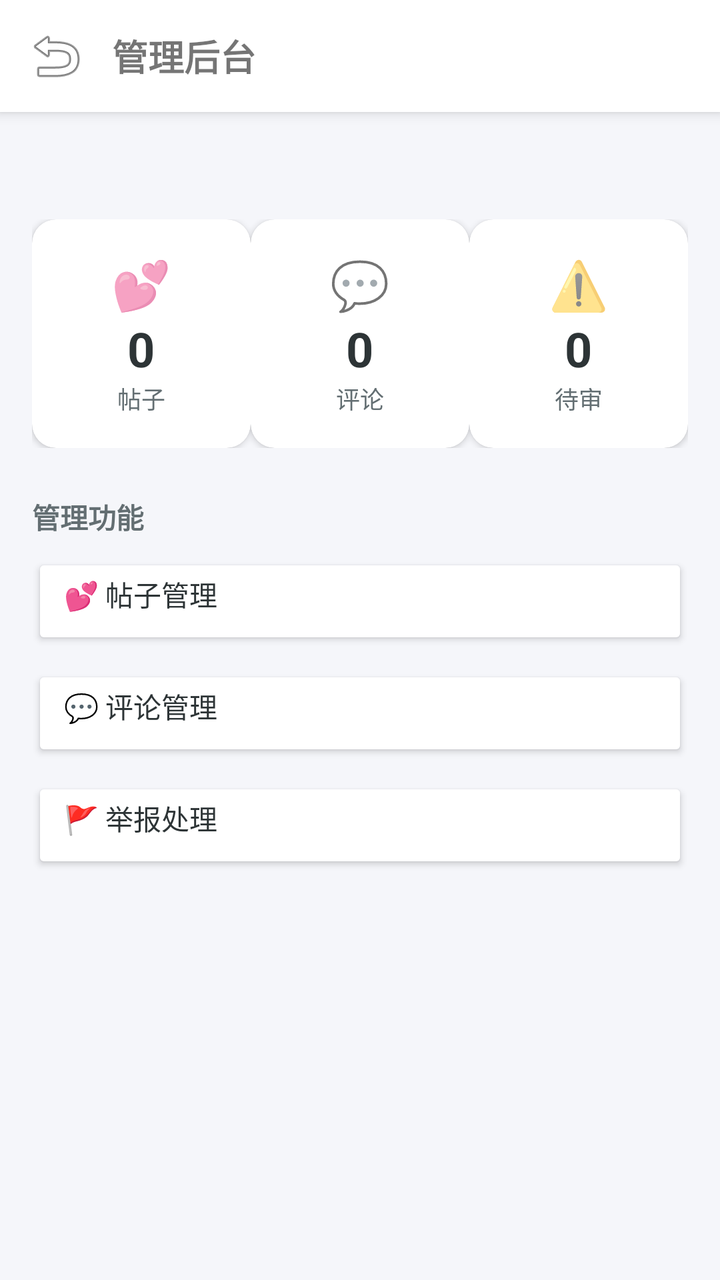
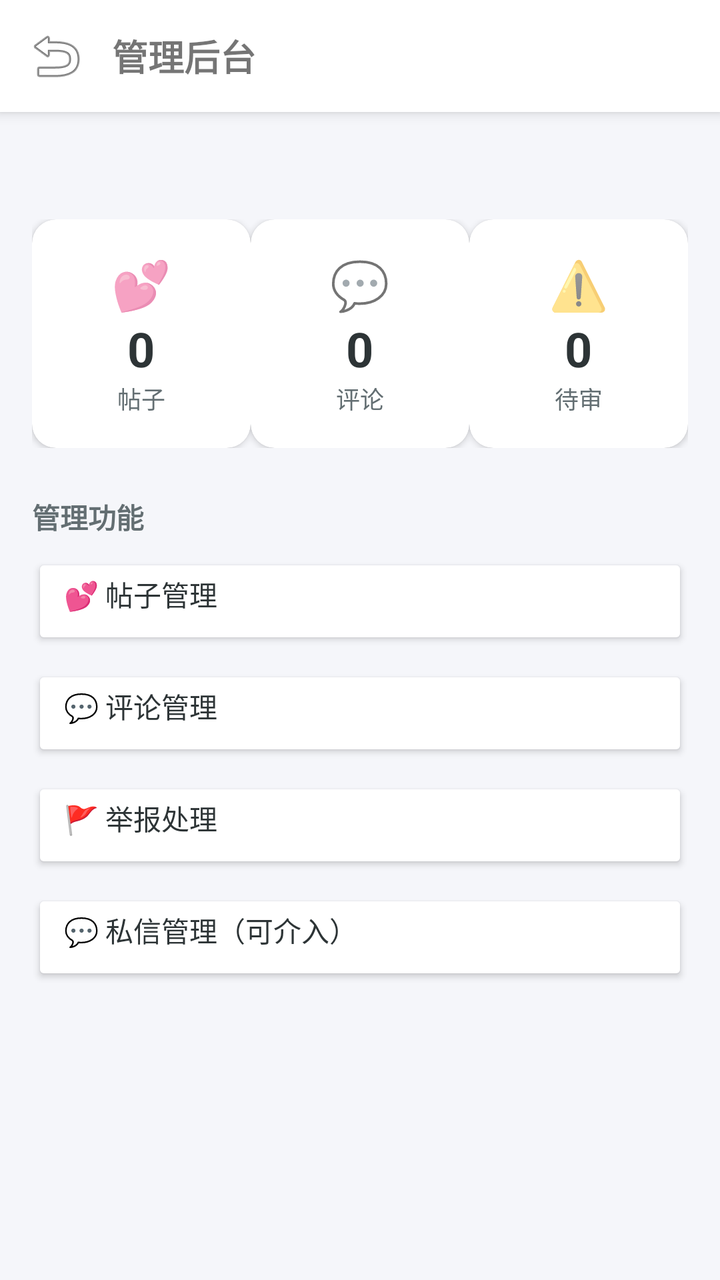

The first picture is an Android layout as it rendered before a commit; the second is the same layout after the commit. The layout source and the unified diff follow.
<!-- AndroidManifest.xml: application theme AppTheme -->
<!-- res/layout/activity_admin_dashboard.xml -->
<?xml version="1.0" encoding="utf-8"?>
<LinearLayout xmlns:android="http://schemas.android.com/apk/res/android"
    android:layout_width="match_parent" android:layout_height="match_parent"
    android:orientation="vertical" android:background="@color/bg">
    <LinearLayout android:layout_width="match_parent" android:layout_height="56dp"
        android:background="@color/white" android:elevation="4dp" android:gravity="center_vertical"
        android:paddingHorizontal="8dp" android:orientation="horizontal">
        <ImageButton android:id="@+id/btnBack" android:layout_width="40dp" android:layout_height="40dp"
            android:background="?attr/selectableItemBackgroundBorderless"
            android:src="@android:drawable/ic_menu_revert" android:scaleType="centerInside" />
        <TextView android:id="@+id/tvAdminTitle" android:layout_width="0dp" android:layout_height="wrap_content"
            android:layout_weight="1" android:text="管理后台" android:textSize="18sp"
            android:textStyle="bold" android:layout_marginStart="8dp" />
    </LinearLayout>
    <ScrollView android:layout_width="match_parent" android:layout_height="match_parent">
        <LinearLayout android:layout_width="match_parent" android:layout_height="wrap_content"
            android:orientation="vertical" android:padding="16dp">
            <TextView android:id="@+id/tvAdminName" android:layout_width="wrap_content"
                android:layout_height="wrap_content" android:textSize="16sp"
                android:textStyle="bold" android:textColor="@color/black" />
            
            <LinearLayout android:layout_width="match_parent" android:layout_height="wrap_content"
                android:orientation="horizontal" android:layout_marginTop="16dp" android:gap="8dp">
                <androidx.cardview.widget.CardView android:layout_width="0dp" android:layout_height="wrap_content"
                    android:layout_weight="1" app:cardCornerRadius="12dp" app:cardElevation="2dp"
                    xmlns:app="http://schemas.android.com/apk/res-auto">
                    <LinearLayout android:layout_width="match_parent" android:layout_height="wrap_content"
                        android:orientation="vertical" android:padding="16dp" android:gravity="center">
                        <TextView android:layout_width="wrap_content" android:layout_height="wrap_content" android:text="💕" android:textSize="24sp" />
                        <TextView android:id="@+id/statPosts" android:layout_width="wrap_content" android:layout_height="wrap_content"
                            android:text="0" android:textSize="24sp" android:textStyle="bold" android:textColor="@color/black" />
                        <TextView android:layout_width="wrap_content" android:layout_height="wrap_content" android:text="帖子" android:textSize="12sp" android:textColor="@color/gray" />
                    </LinearLayout>
                </androidx.cardview.widget.CardView>
                <androidx.cardview.widget.CardView android:layout_width="0dp" android:layout_height="wrap_content"
                    android:layout_weight="1" app:cardCornerRadius="12dp" app:cardElevation="2dp"
                    xmlns:app="http://schemas.android.com/apk/res-auto">
                    <LinearLayout android:layout_width="match_parent" android:layout_height="wrap_content"
                        android:orientation="vertical" android:padding="16dp" android:gravity="center">
                        <TextView android:layout_width="wrap_content" android:layout_height="wrap_content" android:text="💬" android:textSize="24sp" />
                        <TextView android:id="@+id/statComments" android:layout_width="wrap_content" android:layout_height="wrap_content"
                            android:text="0" android:textSize="24sp" android:textStyle="bold" android:textColor="@color/black" />
                        <TextView android:layout_width="wrap_content" android:layout_height="wrap_content" android:text="评论" android:textSize="12sp" android:textColor="@color/gray" />
                    </LinearLayout>
                </androidx.cardview.widget.CardView>
                <androidx.cardview.widget.CardView android:layout_width="0dp" android:layout_height="wrap_content"
                    android:layout_weight="1" app:cardCornerRadius="12dp" app:cardElevation="2dp"
                    xmlns:app="http://schemas.android.com/apk/res-auto">
                    <LinearLayout android:layout_width="match_parent" android:layout_height="wrap_content"
                        android:orientation="vertical" android:padding="16dp" android:gravity="center">
                        <TextView android:layout_width="wrap_content" android:layout_height="wrap_content" android:text="⚠️" android:textSize="24sp" />
                        <TextView android:id="@+id/statPending" android:layout_width="wrap_content" android:layout_height="wrap_content"
                            android:text="0" android:textSize="24sp" android:textStyle="bold" android:textColor="@color/black" />
                        <TextView android:layout_width="wrap_content" android:layout_height="wrap_content" android:text="待审" android:textSize="12sp" android:textColor="@color/gray" />
                    </LinearLayout>
                </androidx.cardview.widget.CardView>
            </LinearLayout>
            
            <TextView android:layout_width="wrap_content" android:layout_height="wrap_content"
                android:text="管理功能" android:textSize="14sp" android:textStyle="bold"
                android:textColor="@color/gray" android:layout_marginTop="24dp" android:layout_marginBottom="8dp" />
            <Button android:id="@+id/btnManagePosts" android:layout_width="match_parent" android:layout_height="48dp"
                android:text="💕 帖子管理" android:textColor="@color/black" android:backgroundTint="@color/white"
                android:layout_marginBottom="8dp" android:gravity="start" android:paddingStart="16dp" />
            <Button android:id="@+id/btnManageComments" android:layout_width="match_parent" android:layout_height="48dp"
                android:text="💬 评论管理" android:textColor="@color/black" android:backgroundTint="@color/white"
                android:layout_marginBottom="8dp" android:gravity="start" android:paddingStart="16dp" />
            <Button android:id="@+id/btnManageReports" android:layout_width="match_parent" android:layout_height="48dp"
                android:text="🚩 举报处理" android:textColor="@color/black" android:backgroundTint="@color/white"
                android:layout_marginBottom="8dp" android:gravity="start" android:paddingStart="16dp" />
            
            <LinearLayout android:id="@+id/superAdminSection" android:layout_width="match_parent"
                android:layout_height="wrap_content" android:orientation="vertical" android:visibility="gone">
                <TextView android:layout_width="wrap_content" android:layout_height="wrap_content"
                    android:text="超级管理" android:textSize="14sp" android:textStyle="bold"
                    android:textColor="@color/gray" android:layout_marginTop="16dp" android:layout_marginBottom="8dp" />
                <Button android:id="@+id/btnManageUsers" android:layout_width="match_parent" android:layout_height="48dp"
                    android:text="👥 用户管理" android:textColor="@color/black" android:backgroundTint="@color/white"
                    android:layout_marginBottom="8dp" android:gravity="start" android:paddingStart="16dp" />
                <Button android:id="@+id/btnManageAdmins" android:layout_width="match_parent" android:layout_height="48dp"
                    android:text="🛡️ 管理员管理" android:textColor="@color/black" android:backgroundTint="@color/white"
                    android:layout_marginBottom="8dp" android:gravity="start" android:paddingStart="16dp" />
            </LinearLayout>
        </LinearLayout>
    </ScrollView>
</LinearLayout>
<!-- resources referenced by this layout -->
<resources>
  <color name="bg">#f5f6fa</color>
  <color name="black">#2d3436</color>
  <color name="gray">#636e72</color>
  <color name="white">#FFFFFF</color>
  <style name="AppTheme" parent="Theme.MaterialComponents.Light.NoActionBar">
          <item name="colorPrimary">@color/colorPrimary</item>
          <item name="colorPrimaryDark">@color/colorPrimaryDark</item>
          <item name="colorAccent">@color/colorAccent</item>
          <item name="android:statusBarColor">@color/colorPrimaryDark</item>
      </style>
  <color name="colorPrimary">#e74c6f</color>
  <color name="colorPrimaryDark">#c4375a</color>
  <color name="colorAccent">#6c5ce7</color>
</resources>

<!-- the commit's change to res/layout/activity_admin_dashboard.xml (unified diff, before → after) -->
@@ -68,6 +68,9 @@
             <Button android:id="@+id/btnManageReports" android:layout_width="match_parent" android:layout_height="48dp"
                 android:text="🚩 举报处理" android:textColor="@color/black" android:backgroundTint="@color/white"
                 android:layout_marginBottom="8dp" android:gravity="start" android:paddingStart="16dp" />
+            <Button android:id="@+id/btnManageChats" android:layout_width="match_parent" android:layout_height="48dp"
+                android:text="💬 私信管理（可介入）" android:textColor="@color/black" android:backgroundTint="@color/white"
+                android:layout_marginBottom="8dp" android:gravity="start" android:paddingStart="16dp" />
             
             <LinearLayout android:id="@+id/superAdminSection" android:layout_width="match_parent"
                 android:layout_height="wrap_content" android:orientation="vertical" android:visibility="gone">
